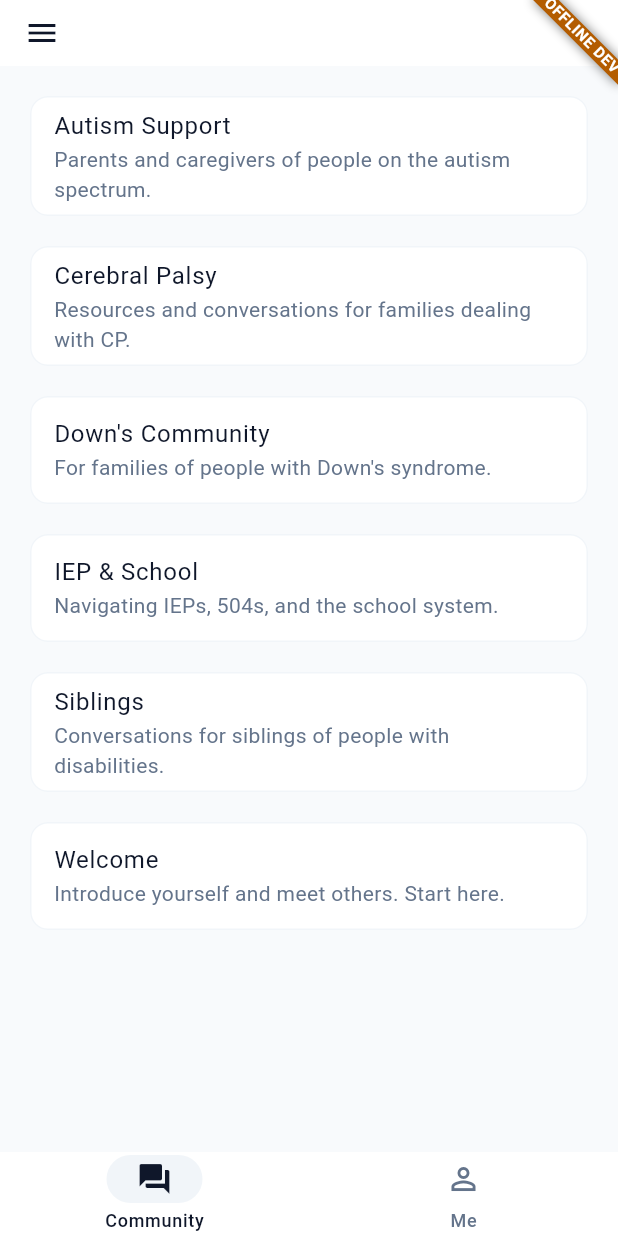
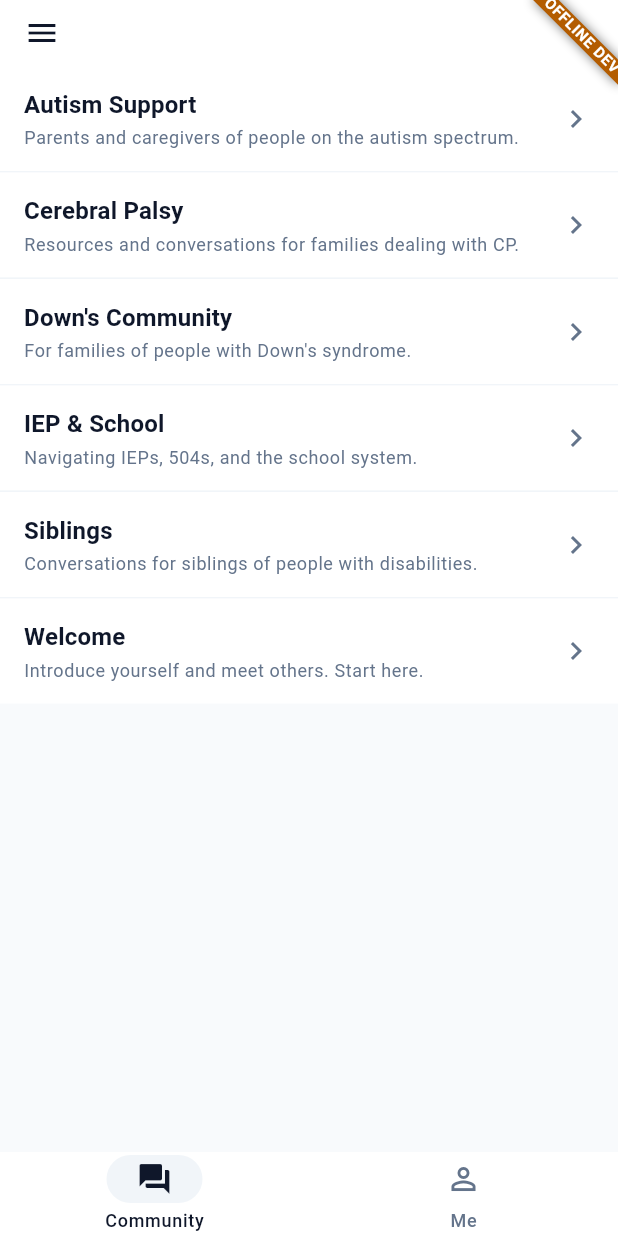
Before and after one commit to 23r0c001/flutter.posts, a Flutter app: the screen it shows after launch, on a phone screen of 412 x 824 dp. Run offline on Flutter 3.47's test engine with Material 3 defaults, Android fonts, the phone set to English and light mode, and no system bars; our stand-ins replace app_links, bloc, equatable, flutter_bloc, go_router, sign_in_with_apple and 1 more; missing offline and left inert: dart:html; accounts and stored records are empty.

Commit message:
[UI] Switch feed, community list, and thread to edge-to-edge rows
Replace Card-in-padded-ListView with full-width Material + InkWell
rows separated by a 1px divider so posts, communities, and comments
fill the pane like Reddit / What To Expect instead of floating as
rounded rectangles. Post tiles get a Reddit-style metadata layout
(author + relative timestamp above the title, body preview below)
and the thread page gains a flat post header plus an "N Comments"
section header. Drops the dark gray "Tap to open embedded media"
placeholder that was showing on every thread, replaces the dev-only
"run the supabase seed migration" empty state with user-facing copy,
and unifies horizontal padding + dividers across the three pages.
The relative-time helper is moved to core/util so feed and thread
share one implementation.

Co-authored-by: Cursor <cursoragent@cursor.com>

```diff
--- a/lib/src/features/forum/presentation/feed/group_list.dart
+++ b/lib/src/features/forum/presentation/feed/group_list.dart
@@ -2,6 +2,7 @@ import 'package:flutter/material.dart';
 import 'package:flutter_bloc/flutter_bloc.dart';
 import 'package:flutter_posts/src/core/routing/app_routes.dart';
 import 'package:flutter_posts/src/features/forum/data/forum_repository.dart';
+import 'package:flutter_posts/src/features/forum/data/models/community.dart';
 import 'package:flutter_posts/src/features/forum/presentation/feed/cubit/communities_cubit.dart';
 import 'package:go_router/go_router.dart';
 
@@ -12,8 +13,9 @@ import 'package:go_router/go_router.dart';
 /// for v1; once we add `Realtime` or local caching we can move the
 /// cubit higher up.
 ///
-/// Layered as `<Provider> -> <View>` so the view can `context.read<...>`
-/// the cubit and `BlocBuilder` it.
+/// LAYOUT: shares the feed's edge-to-edge row pattern — full-width
+/// `InkWell` rows separated by a 1px divider, no `Card` inset. Keeps
+/// the visual language consistent across the Community branch.
 class GroupList extends StatelessWidget {
   const GroupList({super.key});
 
@@ -27,6 +29,9 @@ class GroupList extends StatelessWidget {
     );
   }
 }
+
+const double _kRowHPad = 16;
+const double _kRowVPad = 14;
 
 class _GroupListView extends StatelessWidget {
   const _GroupListView();
@@ -49,29 +54,15 @@ class _GroupListView extends StatelessWidget {
                 : RefreshIndicator(
                     onRefresh: context.read<CommunitiesCubit>().load,
                     child: ListView.separated(
-                      padding: const EdgeInsets.all(16),
+                      padding: EdgeInsets.zero,
                       itemCount: communities.length,
-                      separatorBuilder: (_, _) => const SizedBox(height: 12),
+                      separatorBuilder: (context, _) => Divider(
+                        height: 1,
+                        thickness: 1,
+                        color: Theme.of(context).colorScheme.outlineVariant,
+                      ),
                       itemBuilder: (context, index) {
-                        final community = communities[index];
-                        final path =
-                            AppRoutes.groupPath(group: community.slug);
-                        return Card(
-                          child: ListTile(
-                            title: Text(community.name),
-                            subtitle: community.description != null
-                                ? Text(
-                                    community.description!,
-                                    maxLines: 2,
-                                    overflow: TextOverflow.ellipsis,
-                                  )
-                                : null,
-                            // `push` (not `go`) so back returns to the
-                            // list rather than the shell root. See
-                            // NavigationRules.md "drill-down" rule.
-                            onTap: () => context.push(path),
-                          ),
-                        );
+                        return _CommunityRow(community: communities[index]);
                       },
                     ),
                   ),
@@ -81,17 +72,91 @@ class _GroupListView extends StatelessWidget {
   }
 }
 
+class _CommunityRow extends StatelessWidget {
+  final Community community;
+
+  const _CommunityRow({required this.community});
+
+  @override
+  Widget build(BuildContext context) {
+    final theme = Theme.of(context);
+    return Material(
+      color: theme.colorScheme.surface,
+      child: InkWell(
+        // `push` (not `go`) so back returns to the list rather than
+        // the shell root. See NavigationRules.md "drill-down" rule.
+        onTap: () =>
+            context.push(AppRoutes.groupPath(group: community.slug)),
+        child: Padding(
+          padding: const EdgeInsets.fromLTRB(
+            _kRowHPad,
+            _kRowVPad,
+            _kRowHPad,
+            _kRowVPad,
+          ),
+          child: Row(
+            children: [
+              Expanded(
+                child: Column(
+                  crossAxisAlignment: CrossAxisAlignment.start,
+                  children: [
+                    Text(
+                      community.name,
+                      style: theme.textTheme.titleMedium
+                          ?.copyWith(fontWeight: FontWeight.w600),
+                    ),
+                    if (community.description != null) ...[
+                      const SizedBox(height: 2),
+                      Text(
+                        community.description!,
+                        maxLines: 2,
+                        overflow: TextOverflow.ellipsis,
+                        style: theme.textTheme.bodySmall?.copyWith(
+                          color: theme.colorScheme.onSurfaceVariant,
+                        ),
+                      ),
+                    ],
+                  ],
+                ),
+              ),
+              const SizedBox(width: 8),
+              Icon(
+                Icons.chevron_right,
+                color: theme.colorScheme.onSurfaceVariant,
+              ),
+            ],
+          ),
+        ),
+      ),
+    );
+  }
+}
+
 class _EmptyState extends StatelessWidget {
   const _EmptyState();
 
   @override
   Widget build(BuildContext context) {
-    return const Center(
+    final theme = Theme.of(context);
+    return Center(
       child: Padding(
-        padding: EdgeInsets.all(24),
-        child: Text(
-          'No communities yet.\nRun the supabase seed migration to populate.',
-          textAlign: TextAlign.center,
+        padding: const EdgeInsets.all(24),
+        child: Column(
+          mainAxisSize: MainAxisSize.min,
+          children: [
+            Icon(
+              Icons.groups_outlined,
+              size: 40,
+              color: theme.colorScheme.onSurfaceVariant,
+            ),
+            const SizedBox(height: 12),
+            Text(
+              'No communities to show yet.',
+              textAlign: TextAlign.center,
+              style: theme.textTheme.bodyMedium
+                  ?.copyWith(color: theme.colorScheme.onSurfaceVariant),
+            ),
+          ],
         ),
       ),
     );
```
Also changed, not shown: lib/src/core/util/relative_time.dart (added, +22 -0 lines), lib/src/features/forum/presentation/feed/group_feed_page.dart (+163 -58 lines), lib/src/features/forum/presentation/thread/thread_comments_page.dart (+156 -109 lines).
